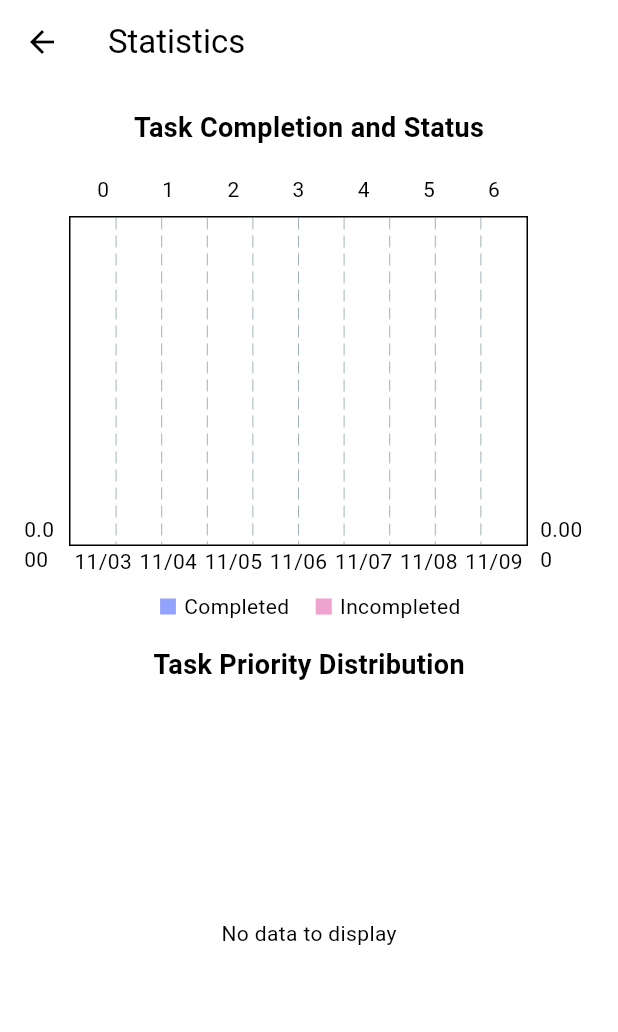
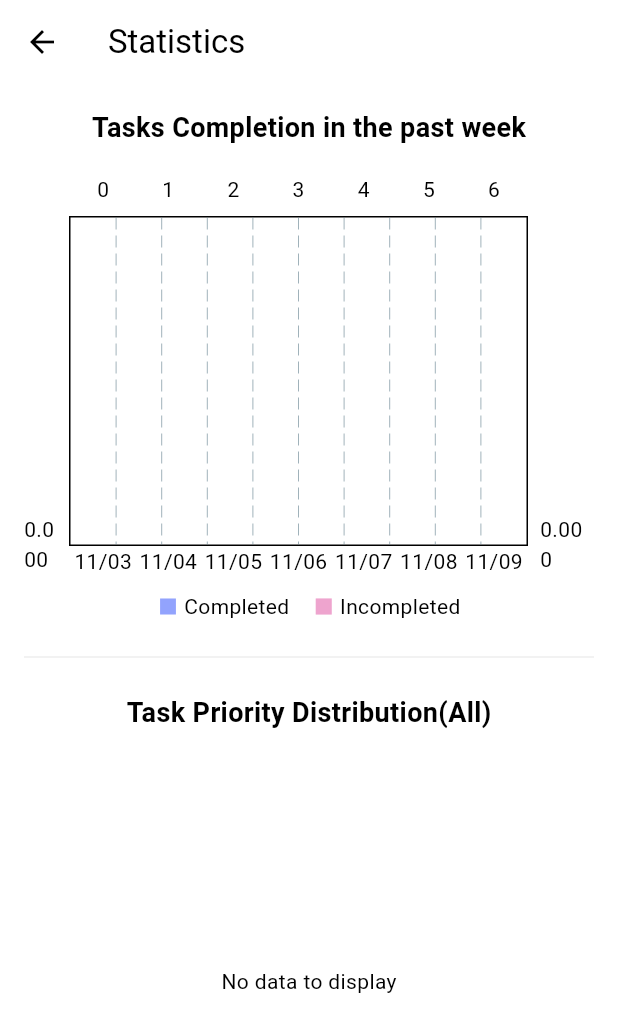
Before and after one commit to KaozhiChen/task_manager, a Flutter app: the StatisticsPage screen opened directly, on a phone screen of 412 x 824 dp. Shown: the top 1032 px of the screen. Run offline on Flutter 3.47's test engine with Material 3 defaults, Android fonts, the phone set to English and light mode, and no system bars; drawn by our look-alikes of fl_chart; our stand-ins replace cloud_firestore, firebase_auth, firebase_core, table_calendar; accounts and stored records are empty.

Commit message:
adjust the layout

```diff
--- a/lib/pages/statistics_page.dart
+++ b/lib/pages/statistics_page.dart
@@ -14,34 +14,37 @@ class _StatisticsPageState extends State<StatisticsPage> {
   Widget build(BuildContext context) {
     return Scaffold(
       appBar: AppBar(title: const Text("Statistics")),
-      body: const SingleChildScrollView(
+      body: SingleChildScrollView(
         child: Padding(
-          padding: EdgeInsets.all(16.0),
+          padding: const EdgeInsets.all(16.0),
           child: Column(
             children: [
               // chart 1
-              Text(
-                "Task Completion and Status",
+              const Text(
+                "Tasks Completion in the past week",
                 style: TextStyle(fontSize: 18, fontWeight: FontWeight.bold),
               ),
-              SizedBox(height: 16),
-              SizedBox(
+              const SizedBox(height: 16),
+              const SizedBox(
                 height: 300,
                 child: TaskCompletionChart(),
               ),
-              Divider(),
-
+              const SizedBox(height: 16),
+              Divider(
+                color: Colors.grey[200],
+              ),
+              const SizedBox(height: 16),
               // chart 2
-              Text(
-                "Task Priority Distribution",
+              const Text(
+                "Task Priority Distribution(All)",
                 style: TextStyle(fontSize: 18, fontWeight: FontWeight.bold),
               ),
-              SizedBox(height: 16),
-              SizedBox(
+              const SizedBox(height: 16),
+              const SizedBox(
                 height: 300,
                 child: TaskPriorityPieChart(),
               ),
-              Divider(),
+              const Divider(),
             ],
           ),
         ),
--- a/lib/widgets/task_completion_chart.dart
+++ b/lib/widgets/task_completion_chart.dart
@@ -78,7 +78,6 @@ class _TaskCompletionChartState extends State<TaskCompletionChart> {
               alignment: BarChartAlignment.spaceAround,
               barGroups: sortedData.asMap().entries.map((entry) {
                 final index = entry.key;
-                final date = entry.value.key;
                 final completed = entry.value.value['completed'] ?? 0;
                 final incompleted = entry.value.value['incompleted'] ?? 0;
 
```
